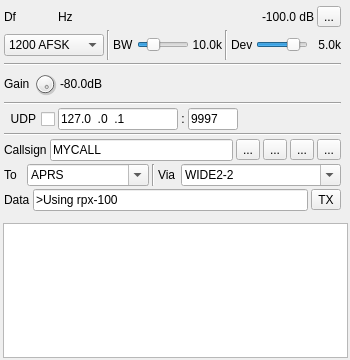
Before: the Qt Designer form plugins/channeltx/modpacket/packetmodgui.ui in mfkiwl/RPX-100-SDR, drawn with Qt 5; both pictures show x 0 to 350 and y 0 to 360 of the 350 by 702 pixel window.
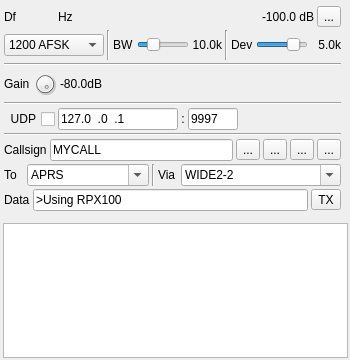
After: the same form once the commit is applied. Icons and pictures are not drawn. Custom widgets are drawn as their Qt base class.

Diff of the .ui file:
```diff
--- a/plugins/channeltx/modpacket/packetmodgui.ui
+++ b/plugins/channeltx/modpacket/packetmodgui.ui
@@ -758,7 +758,7 @@
 !Position</string>
         </property>
         <property name="text">
-         <string>&gt;Using rpx-100</string>
+         <string>&gt;Using RPX100</string>
         </property>
         <property name="maxLength">
          <number>256</number>
```
